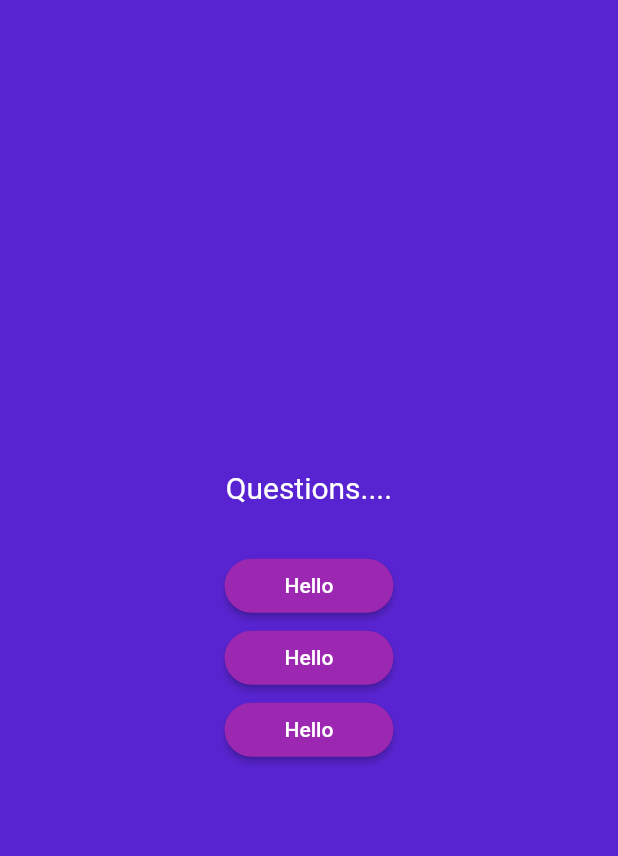
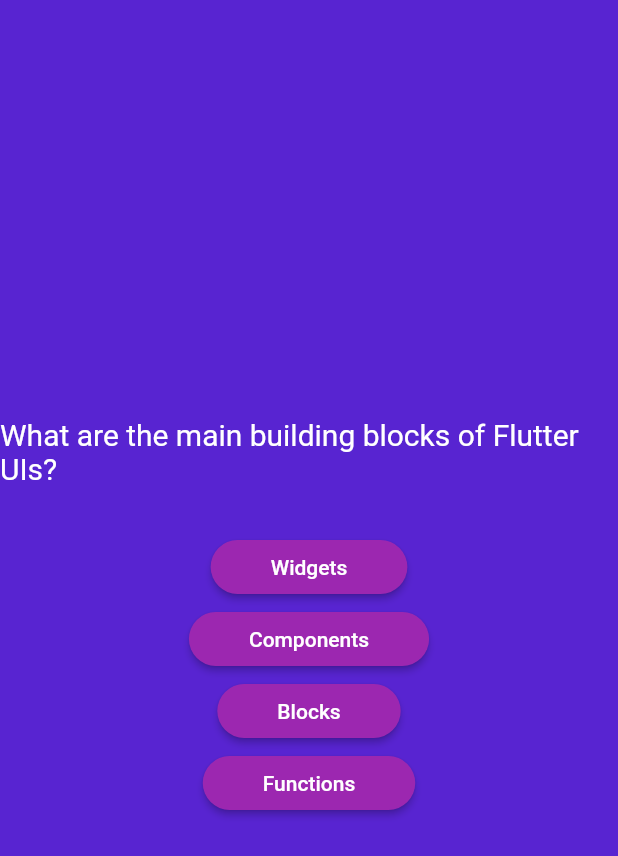
Before and after one commit to ishwar46/everydayFlutter, a Flutter app: the screen it shows after launch, after a tap on "Start Quiz", on a phone screen of 412 x 824 dp. Shown: the top 856 px of the screen. Run offline on Flutter 3.47's test engine with Material 2 defaults, Android fonts, the phone set to English and light mode, and no system bars.

Commit message:
Accessing Question and Answers from the questions data

```diff
--- a/quiz_app/lib/questions_screen.dart
+++ b/quiz_app/lib/questions_screen.dart
@@ -1,5 +1,6 @@
 import 'package:flutter/material.dart';
 
+import 'data/questions.dart';
 import 'widgets/answers_button.dart';
 
 class QuestionScreen extends StatefulWidget {
@@ -12,6 +13,8 @@ class QuestionScreen extends StatefulWidget {
 }
 
 class _QuestionScreen extends State<QuestionScreen> {
+  //accessing the list of question index 0
+  final currentQuestion = questions[0];
   @override
   Widget build(context) {
     return SizedBox(
@@ -19,9 +22,9 @@ class _QuestionScreen extends State<QuestionScreen> {
       child: Column(
         mainAxisAlignment: MainAxisAlignment.center,
         children: [
-          const Text(
-            "Questions....",
-            style: TextStyle(
+          Text(
+            currentQuestion.text,
+            style: const TextStyle(
               color: Colors.white,
               fontSize: 20.0,
             ),
@@ -30,19 +33,25 @@ class _QuestionScreen extends State<QuestionScreen> {
             height: 30.0,
           ),
           AnswerButton(
-            ansswerText: 'Hello',
+            ansswerText: currentQuestion.answers[0],
             onTap: () {
               print('OK');
             },
           ),
           AnswerButton(
-            ansswerText: 'Hello',
+            ansswerText: currentQuestion.answers[1],
             onTap: () {
               print('OK');
             },
           ),
           AnswerButton(
-            ansswerText: 'Hello',
+            ansswerText: currentQuestion.answers[2],
+            onTap: () {
+              print('OK');
+            },
+          ),
+          AnswerButton(
+            ansswerText: currentQuestion.answers[3],
             onTap: () {
               print('OK');
             },
```
